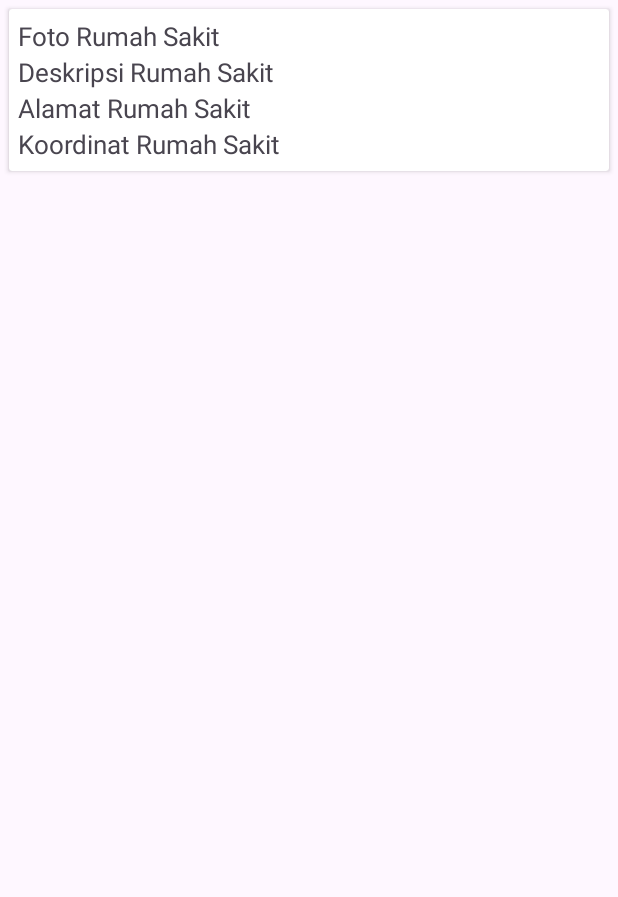
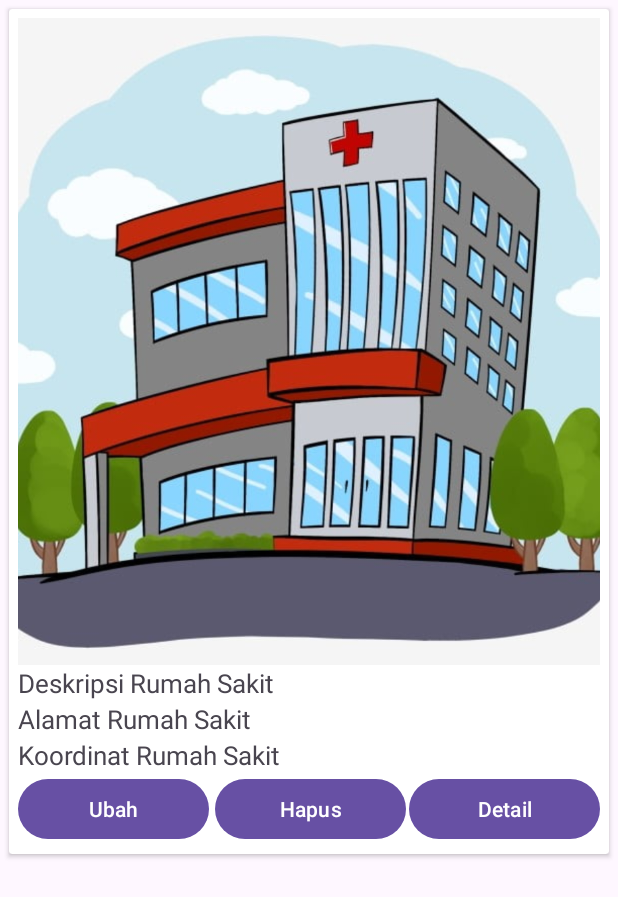
Before and after one commit to dwikisry/dwikisuryapabuas, an Android app: the layout list_rumahsakit.xml on its own in the app's theme, with its tools: preview values and no code run, on a phone screen of 412 x 824 dp. Shown: the top 897 px of the screen. Run offline under Robolectric (Android 15) with nearby library versions, the phone set to English and light mode, and no system bars.

Commit message:
update2
UAS

```diff
--- a/app/src/main/java/com/dwiki/rumahsakit/Adapter/AdapterRumahSakit.java
+++ b/app/src/main/java/com/dwiki/rumahsakit/Adapter/AdapterRumahSakit.java
@@ -116,7 +116,7 @@ public class AdapterRumahSakit extends RecyclerView.Adapter<AdapterRumahSakit.VH
                     String pesan = response.body().getPesan();
 
                     Toast.makeText(ctx, "Kode : " + kode + "Pesan : " + pesan, Toast.LENGTH_SHORT).show();
-                    ((MainActivity)ctx).retrieveRumahsakit();
+                    ((MainActivity)ctx).retriveRumahsakit();
 
                 }
 
--- a/app/src/main/res/layout/list_rumahsakit.xml
+++ b/app/src/main/res/layout/list_rumahsakit.xml
@@ -22,12 +22,21 @@
             android:visibility="gone"/>
 
 
+        <ImageView
+            android:id="@+id/iv_foto"
+            android:layout_width="wrap_content"
+            android:layout_height="431dp"
+            android:clipToOutline="true"
+            android:scaleType="centerCrop"
+            android:src="@drawable/contoh" />
+
         <TextView
             android:id="@+id/tv_foto"
             android:layout_width="wrap_content"
             android:layout_height="wrap_content"
-            android:text="Foto Rumah Sakit"
-            android:textSize="17sp"/>
+            android:visibility="gone"
+            />
+
 
         <TextView
             android:id="@+id/tv_deskripsi"
@@ -50,6 +59,42 @@
             android:text="Koordinat Rumah Sakit"
             android:textSize="17sp"/>
 
+    <LinearLayout
+        android:layout_width="match_parent"
+        android:layout_height="match_parent"
+        android:layout_below="@id/iv_foto"
+        android:layout_weight="3"
+        android:orientation="horizontal"
+
+        >
+
+        <Button
+            android:id="@+id/btn_ubah"
+            android:layout_width="match_parent"
+            android:layout_height="wrap_content"
+            android:layout_marginRight="2dp"
+            android:layout_weight="1"
+            android:text="Ubah" />
+
+        <Button
+            android:id="@+id/btn_hapus"
+            android:layout_width="match_parent"
+            android:layout_height="wrap_content"
+            android:layout_marginLeft="2dp"
+            android:layout_weight="1"
+            android:text="Hapus" />
+
+        <Button
+            android:id="@+id/btn_detail"
+            android:layout_width="match_parent"
+            android:layout_height="wrap_content"
+            android:layout_marginLeft="2dp"
+            android:layout_weight="1"
+            android:text="Detail" />
+
+    </LinearLayout>
+
+
     </LinearLayout>
 
 
```
Also changed, not shown: app/build.gradle (+5 -3 lines), app/src/main/AndroidManifest.xml (+8 -2 lines), app/src/main/java/com/dwiki/rumahsakit/Activity/DetailActivity.java (added, +54 -0 lines), app/src/main/java/com/dwiki/rumahsakit/Activity/MainActivity.java (+30 -31 lines), app/src/main/java/com/dwiki/rumahsakit/Activity/SplashActivity.java (added, +30 -0 lines), app/src/main/res/layout/activity_detail.xml (added, +62 -0 lines), app/src/main/res/layout/activity_splash.xml (added, +19 -0 lines), app/src/main/res/drawable/contoh.jpg (added).
